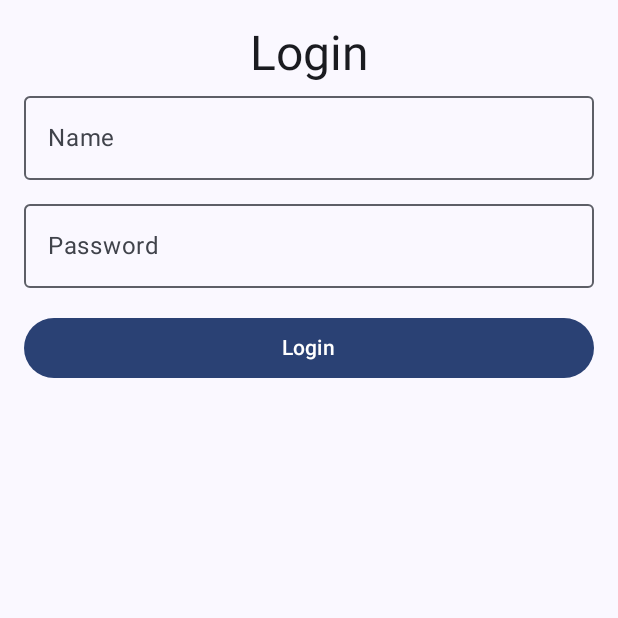
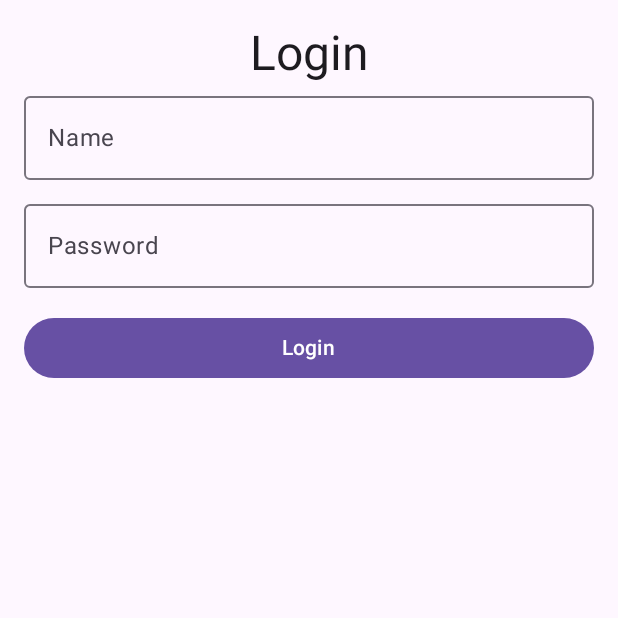
Before and after one commit to dulari-hasini-gammampila/QuickRead, an Android app built with Jetpack Compose: the screen it shows after launch (MainActivity), on a phone screen of 412 x 824 dp, the top half of it. Run offline under Robolectric (Android 15) with nearby library versions, the phone set to English and light mode, and no system bars.

Commit message:
Define primary colors, background, and text colors for the app's theme

```diff
--- a/app/src/main/java/com/example/quickread/ui/theme/Theme.kt
+++ b/app/src/main/java/com/example/quickread/ui/theme/Theme.kt
@@ -1,57 +1,21 @@
 package com.example.quickread.ui.theme
 
-import android.app.Activity
-import android.os.Build
-import androidx.compose.foundation.isSystemInDarkTheme
 import androidx.compose.material3.MaterialTheme
-import androidx.compose.material3.darkColorScheme
-import androidx.compose.material3.dynamicDarkColorScheme
-import androidx.compose.material3.dynamicLightColorScheme
 import androidx.compose.material3.lightColorScheme
 import androidx.compose.runtime.Composable
-import androidx.compose.ui.platform.LocalContext
 
-private val DarkColorScheme = darkColorScheme(
-    primary = Purple80,
-    secondary = PurpleGrey80,
-    tertiary = Pink80
-)
-
-private val LightColorScheme = lightColorScheme(
-    primary = Purple40,
-    secondary = PurpleGrey40,
-    tertiary = Pink40
-
-    /* Other default colors to override
-    background = Color(0xFFFFFBFE),
-    surface = Color(0xFFFFFBFE),
-    onPrimary = Color.White,
-    onSecondary = Color.White,
-    onTertiary = Color.White,
-    onBackground = Color(0xFF1C1B1F),
-    onSurface = Color(0xFF1C1B1F),
-    */
+private val QuickReadColors = lightColorScheme(
+    primary = Primary,
+    primaryContainer = PrimaryDark,
+    background = Background,
+    onPrimary = TextSecondary,
+    onBackground = TextPrimary
 )
 
 @Composable
-fun QuickReadTheme(
-    darkTheme: Boolean = isSystemInDarkTheme(),
-    // Dynamic color is available on Android 12+
-    dynamicColor: Boolean = true,
-    content: @Composable () -> Unit
-) {
-    val colorScheme = when {
-        dynamicColor && Build.VERSION.SDK_INT >= Build.VERSION_CODES.S -> {
-            val context = LocalContext.current
-            if (darkTheme) dynamicDarkColorScheme(context) else dynamicLightColorScheme(context)
-        }
-
-        darkTheme -> DarkColorScheme
-        else -> LightColorScheme
-    }
-
+fun QuickReadTheme(content: @Composable () -> Unit) {
     MaterialTheme(
-        colorScheme = colorScheme,
+        colorScheme = QuickReadColors,
         typography = Typography,
         content = content
     )
```
